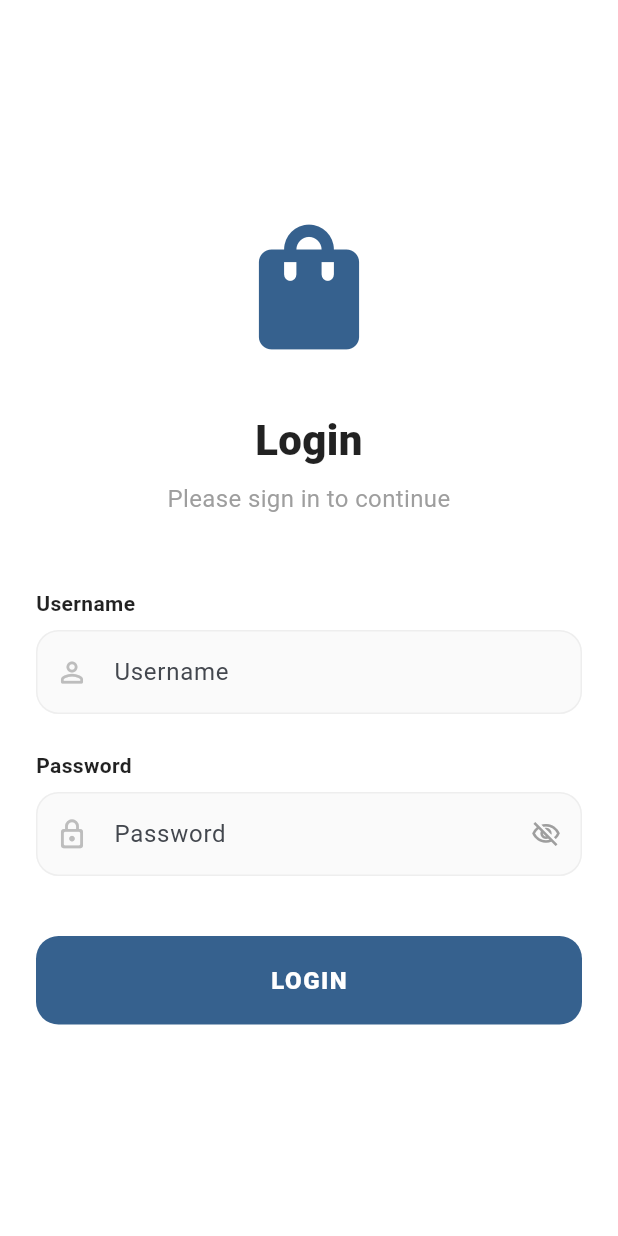
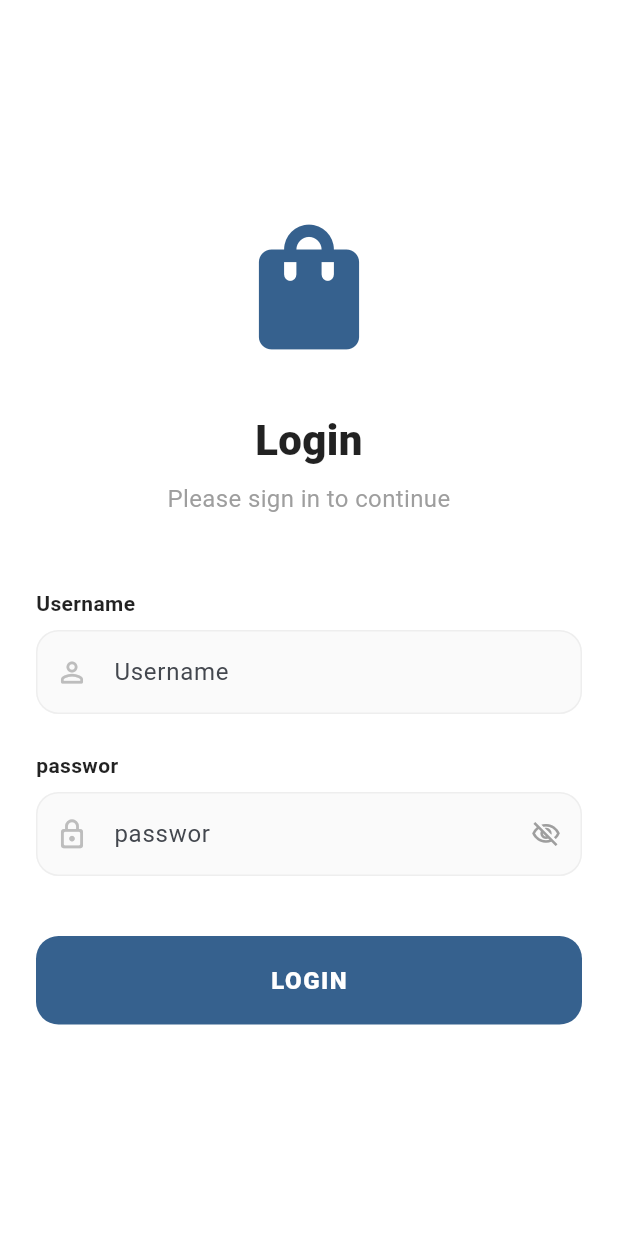
Before and after one commit to shabana-dev/catalog_pro, a Flutter app: the screen it shows after launch, on a phone screen of 412 x 824 dp. Run offline on Flutter 3.47's test engine with Material 3 defaults, Android fonts, the phone set to English and light mode, and no system bars; our stand-ins replace connectivity_plus, dio, equatable, flutter_bloc, flutter_secure_storage, get_it and 5 more; missing offline and left inert: mobile_scanner; accounts and stored records are empty.

Commit message:
android updates

```diff
--- a/lib/core/constants/app_constants.dart
+++ b/lib/core/constants/app_constants.dart
@@ -1,3 +1,3 @@
-// class AppConstants {
-//   static const String appName = 'Catalog Pro';
-// }
+class AppConstants {
+  static const String appName = 'Catalog app';
+}
--- a/lib/views/auth/login_view.dart
+++ b/lib/views/auth/login_view.dart
@@ -97,13 +97,13 @@ class _LoginViewState extends State<LoginView> {
                       const SizedBox(height: 24),
 
                       // Password
-                      _buildInputLabel(l10n.translate('password')),
+                      _buildInputLabel(l10n.translate('passwor')),
                       const SizedBox(height: 8),
                       TextFormField(
                         controller: _passwordController,
                         obscureText: _obscurePassword,
                         decoration: _buildInputDecoration(
-                          hint: l10n.translate('password'),
+                          hint: l10n.translate('passwor'),
                           icon: Icons.lock_outline_rounded,
                           suffix: IconButton(
                             icon: Icon(
```
